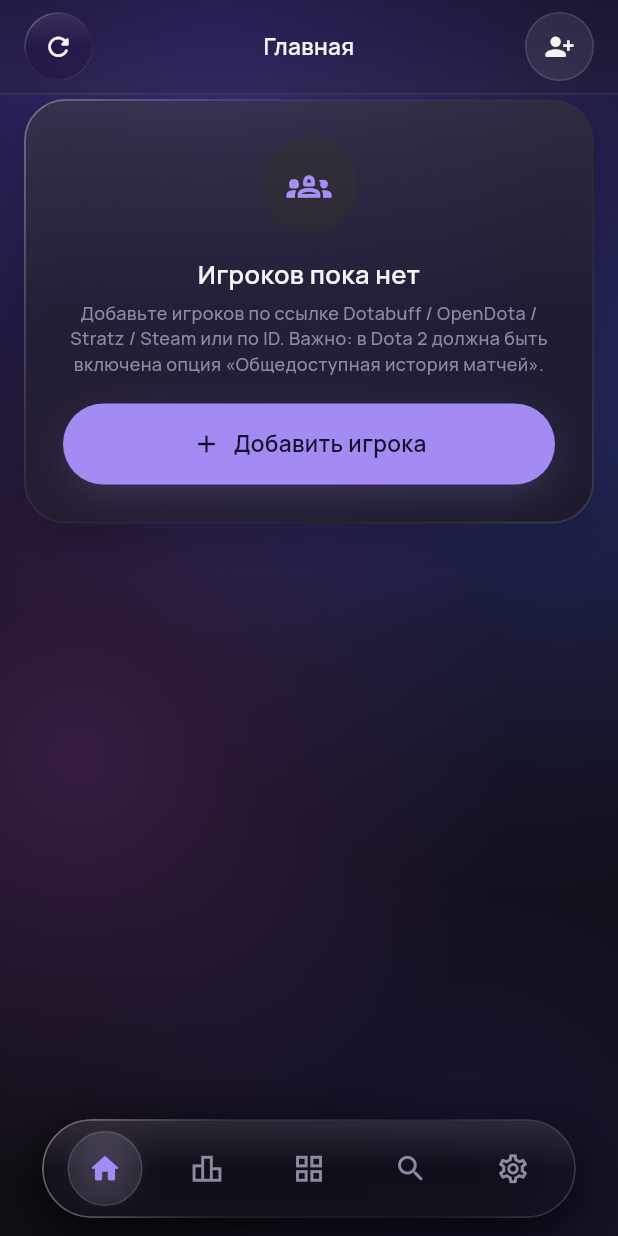
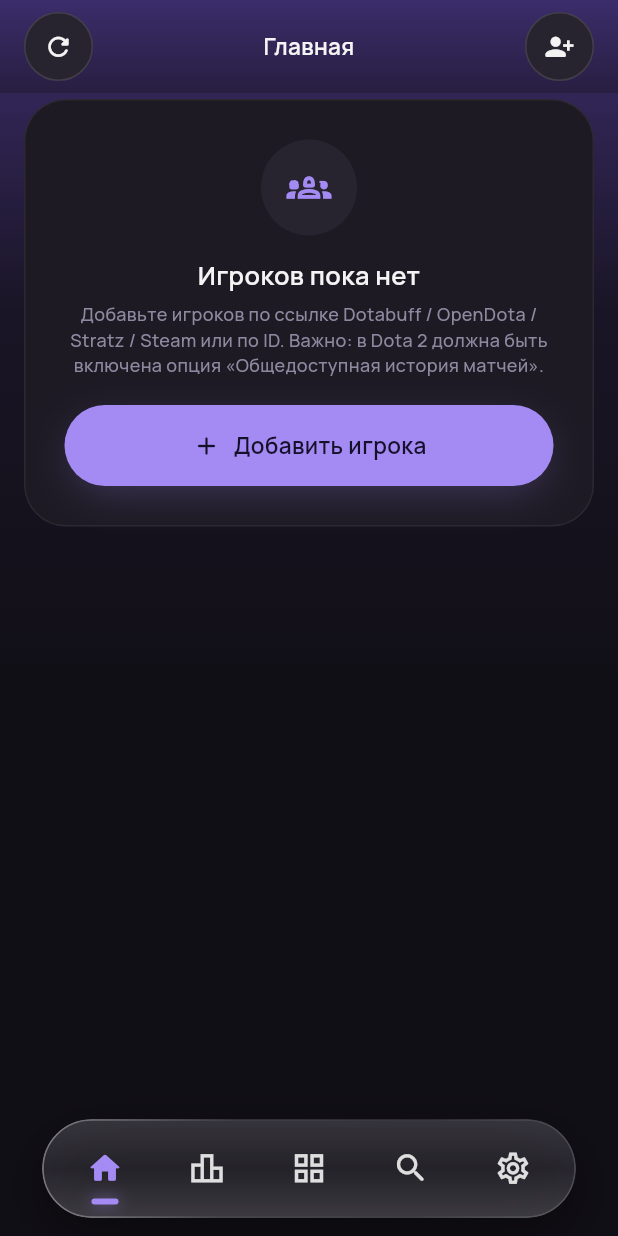
Before and after one commit to adxptived/dapp, a Flutter app: the screen it shows after launch, on a phone screen of 412 x 824 dp. Run offline on Flutter 3.47's test engine with Material 3 defaults, Android fonts, the phone set to English and light mode, and no system bars; our stand-ins replace file_picker, flutter_local_notifications, google_fonts, open_filex, package_info_plus; missing offline and left inert: workmanager; network calls fail; statements that could not run were skipped.

Commit message:
feat(ui): стекло только у плавающих элементов (нижнее меню, карточка последнего матча), остальное — сплошное
Co-Authored-By: Claude Opus 5.5 <noreply@anthropic.com>
Claude-Session: https://claude.ai/code/session_014WXm6J5LWmH2jBcts1hppt

```diff
--- a/lib/ui/fx.dart
+++ b/lib/ui/fx.dart
@@ -309,10 +309,12 @@ Future<T?> showGlassSheet<T>(BuildContext context, Widget Function(BuildContext)
       padding: EdgeInsets.fromLTRB(10, 0, 10, MediaQuery.of(c).viewInsets.bottom + 10),
       child: SafeArea(
         top: false,
-        child: Glass(
-          tint: 0.82,
-          color: C.surface,
-          radius: BorderRadius.circular(30),
+        child: Container(
+          decoration: BoxDecoration(
+            color: C.surface,
+            borderRadius: BorderRadius.circular(30),
+            border: Border.all(color: Colors.white.withValues(alpha: 0.07)),
+          ),
           child: Column(mainAxisSize: MainAxisSize.min, children: [
             const SizedBox(height: 10),
             Container(width: 40, height: 4, decoration: BoxDecoration(color: Colors.white24, borderRadius: BorderRadius.circular(2))),
--- a/lib/ui/screens/home.dart
+++ b/lib/ui/screens/home.dart
@@ -109,9 +109,8 @@ class _HomeScreenState extends State<HomeScreen> {
           padding: const EdgeInsets.all(16),
           child: Column(crossAxisAlignment: CrossAxisAlignment.start, children: [
             Row(children: [
-              Glass(
-                radius: BorderRadius.circular(20),
-                tint: 0.3,
+              Container(
+                decoration: BoxDecoration(color: Colors.black38, borderRadius: BorderRadius.circular(20)),
                 padding: const EdgeInsets.symmetric(horizontal: 12, vertical: 6),
                 child: Text('Сегодня · ${d.day} ${monthShort(d.month)}', style: T.tiny.copyWith(color: Colors.white, fontSize: 11)),
               ),
--- a/lib/ui/shell.dart
+++ b/lib/ui/shell.dart
@@ -142,12 +142,13 @@ class _BottomNav extends StatelessWidget {
       child: DecoratedBox(
         decoration: BoxDecoration(
           borderRadius: BorderRadius.circular(40),
-          boxShadow: const [BoxShadow(color: Colors.black87, blurRadius: 30, offset: Offset(0, 10))],
+          boxShadow: const [BoxShadow(color: Color(0x66000000), blurRadius: 28, offset: Offset(0, 12))],
         ),
         child: Glass(
           radius: BorderRadius.circular(40),
-          tint: 0.38,
-          blur: 30,
+          color: Colors.white,
+          tint: 0.10,
+          blur: 18,
           child: SizedBox(
             height: 66,
             child: LayoutBuilder(builder: (context, box) {
@@ -156,16 +157,15 @@ class _BottomNav extends StatelessWidget {
                 AnimatedPositioned(
                   duration: const Duration(milliseconds: 380),
                   curve: Curves.easeOutBack,
-                  left: 8 + w * index + (w - 50) / 2,
-                  top: 8,
-                  width: 50,
-                  height: 50,
+                  left: 8 + w * index + (w - 18) / 2,
+                  bottom: 9,
+                  width: 18,
+                  height: 4,
                   child: Container(
                     decoration: BoxDecoration(
-                      shape: BoxShape.circle,
-                      color: Colors.white.withValues(alpha: 0.10),
-                      border: Border.all(color: Colors.white.withValues(alpha: 0.12)),
-                      boxShadow: [BoxShadow(color: C.lime.withValues(alpha: 0.18), blurRadius: 18, spreadRadius: -6)],
+                      color: C.lime,
+                      borderRadius: BorderRadius.circular(2),
+                      boxShadow: [BoxShadow(color: C.lime.withValues(alpha: 0.6), blurRadius: 8)],
                     ),
                   ),
                 ),
@@ -189,8 +189,8 @@ class _BottomNav extends StatelessWidget {
                                   child: Icon(
                                     i == index ? _icons[i].$2 : _icons[i].$1,
                                     key: ValueKey(i == index),
-                                    color: i == index ? C.lime : C.muted,
-                                    size: 23,
+                                    color: i == index ? C.lime : Colors.white.withValues(alpha: 0.85),
+                                    size: 25,
                                   ),
                                 ),
                               ),
--- a/lib/ui/widgets.dart
+++ b/lib/ui/widgets.dart
@@ -31,27 +31,15 @@ class AppCard extends StatelessWidget {
 
   @override
   Widget build(BuildContext context) {
-    final br = BorderRadius.circular(radius);
-    final translucent = gradient == null && color == C.surface;
-    final card = CustomPaint(
-      foregroundPainter: GlassEdgePainter(br, strength: translucent ? 0.9 : 0.6),
-      child: Container(
-        padding: padding,
-        decoration: BoxDecoration(
-          color: translucent ? null : (gradient == null ? color : null),
-          gradient: gradient ??
-              (translucent
-                  ? LinearGradient(
-                      begin: Alignment.topLeft,
-                      end: Alignment.bottomRight,
-                      colors: [const Color(0xFF2A2536).withValues(alpha: 0.62), C.surface.withValues(alpha: 0.72)],
-                    )
-                  : null),
-          borderRadius: br,
-          boxShadow: const [BoxShadow(color: Color(0x33000000), blurRadius: 24, offset: Offset(0, 10))],
-        ),
-        child: child,
+    final card = Container(
+      padding: padding,
+      decoration: BoxDecoration(
+        color: gradient == null ? color : null,
+        gradient: gradient,
+        borderRadius: BorderRadius.circular(radius),
+        border: Border.all(color: Colors.white.withValues(alpha: 0.06)),
       ),
+      child: child,
     );
     return onTap == null ? card : Pressable(onTap: onTap, scale: 0.975, child: card);
   }
@@ -78,7 +66,7 @@ class CircleBtn extends StatelessWidget {
             height: size,
             decoration: BoxDecoration(
               shape: BoxShape.circle,
-              color: filled ? C.lime : (color ?? C.glass),
+              color: filled ? C.lime : (color ?? C.surface2),
               border: filled ? null : Border.all(color: Colors.white.withValues(alpha: 0.12)),
               boxShadow: filled ? [BoxShadow(color: C.lime.withValues(alpha: 0.35), blurRadius: 18, spreadRadius: -4)] : null,
             ),
@@ -211,7 +199,7 @@ class TopBar extends StatelessWidget {
       child: Row(children: [
         if (leading != null || canPop)
           CircleBtn(leading ?? Icons.arrow_back_ios_new_rounded,
-              glass: true, onTap: onLeading ?? (canPop ? () => Navigator.of(context).pop() : null))
+              onTap: onLeading ?? (canPop ? () => Navigator.of(context).pop() : null))
         else
           const SizedBox(width: 46),
         Expanded(
@@ -245,7 +233,7 @@ class LimeButton extends StatelessWidget {
         width: double.infinity,
         height: 54,
         decoration: BoxDecoration(
-          color: dark ? C.glass : C.lime,
+          color: dark ? C.surface2 : C.lime,
           borderRadius: BorderRadius.circular(40),
           border: dark ? Border.all(color: Colors.white.withValues(alpha: 0.14)) : null,
           boxShadow: dark || onTap == null ? null : [BoxShadow(color: C.lime.withValues(alpha: 0.28), blurRadius: 24, spreadRadius: -6, offset: const Offset(0, 8))],
@@ -996,7 +984,18 @@ class PageScaffold extends StatelessWidget {
     return Scaffold(
       backgroundColor: Colors.transparent,
       body: Stack(children: [
-        const Positioned.fill(child: AuroraBackground()),
+        const Positioned.fill(
+          child: DecoratedBox(
+            decoration: BoxDecoration(
+              gradient: LinearGradient(
+                begin: Alignment.topCenter,
+                end: Alignment.bottomCenter,
+                colors: [C.glow, Color(0xFF1A1526), C.bg, C.bg],
+                stops: [0, 0.25, 0.55, 1],
+              ),
+            ),
+          ),
+        ),
         Positioned.fill(
           child: onRefresh == null
               ? list
@@ -1012,26 +1011,20 @@ class PageScaffold extends StatelessWidget {
           left: 0,
           right: 0,
           top: 0,
-          child: ClipRect(
-            child: BackdropFilter(
-              filter: ImageFilter.blur(sigmaX: 30, sigmaY: 30),
-              child: Container(
+          child: Container(
                 padding: EdgeInsets.only(top: top),
-                decoration: BoxDecoration(
+                decoration: const BoxDecoration(
                   gradient: LinearGradient(
                     begin: Alignment.topCenter,
                     end: Alignment.bottomCenter,
-                    colors: [C.bg.withValues(alpha: 0.35), C.bg.withValues(alpha: 0.10)],
+                    colors: [C.glow, Color(0xF2271E40)],
                   ),
-                  border: const Border(bottom: BorderSide(color: Color(0x14FFFFFF))),
                 ),
                 child: SizedBox(
                   height: barH,
                   child: TopBar(title: title, trailing: trailing, leading: leading, onLeading: onLeading),
                 ),
               ),
-            ),
-          ),
         ),
       ]),
     );
```
